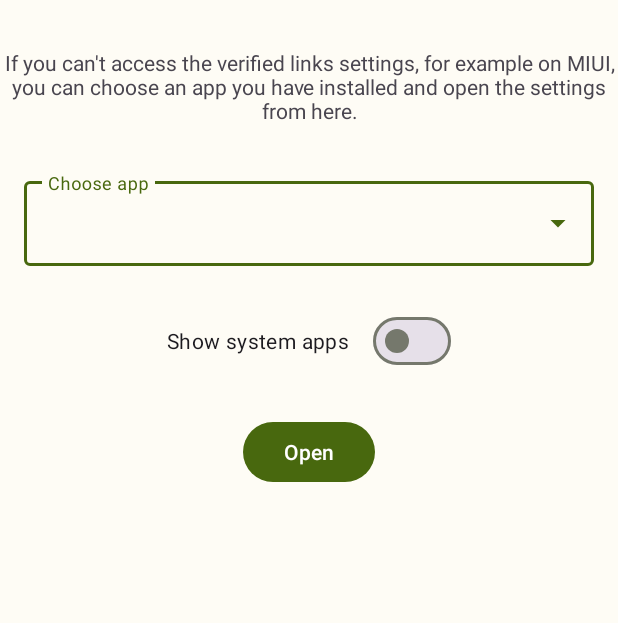
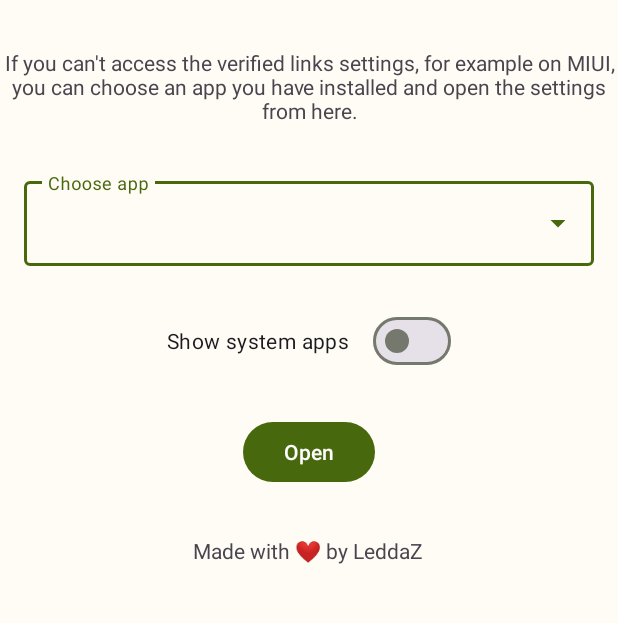
Before and after one commit to LeddaZ/LinkVerifier, an Android app: the screen it shows after launch (MainActivity), on a phone screen of 412 x 824 dp, the part 105-728 px from its top. Run offline under Robolectric (Android 15) with nearby library versions, the phone set to English and light mode, and no system bars.

Commit message:
LinkVerifier: Add "About app" section
Signed-off-by: Leonardo Ledda <leonardoledda@gmail.com>

```diff
--- a/app/src/main/res/layout/activity_main.xml
+++ b/app/src/main/res/layout/activity_main.xml
@@ -67,6 +67,15 @@
             android:layout_marginTop="16sp"
             android:onClick="openLinkSettings" />
 
+        <com.google.android.material.textview.MaterialTextView
+            android:id="@+id/aboutApp"
+            android:layout_width="wrap_content"
+            android:layout_height="wrap_content"
+            android:layout_marginTop="16sp"
+            android:layout_marginBottom="16sp"
+            android:text="@string/about_app"
+            android:textAlignment="center" />
+
     </com.google.android.material.appbar.AppBarLayout>
 
 </androidx.coordinatorlayout.widget.CoordinatorLayout>
--- a/app/src/main/res/values/strings.xml
+++ b/app/src/main/res/values/strings.xml
@@ -5,4 +5,5 @@
     <string name="choose_app">Choose app</string>
     <string name="description">If you can\'t access the verified links settings, for example on MIUI, you can choose an app you have installed and open the settings from here.</string>
     <string name="show_system_apps">Show system apps</string>
+    <string name="about_app">Made with ❤️ by LeddaZ</string>
 </resources>
```
Also changed, not shown: 1 other file.
